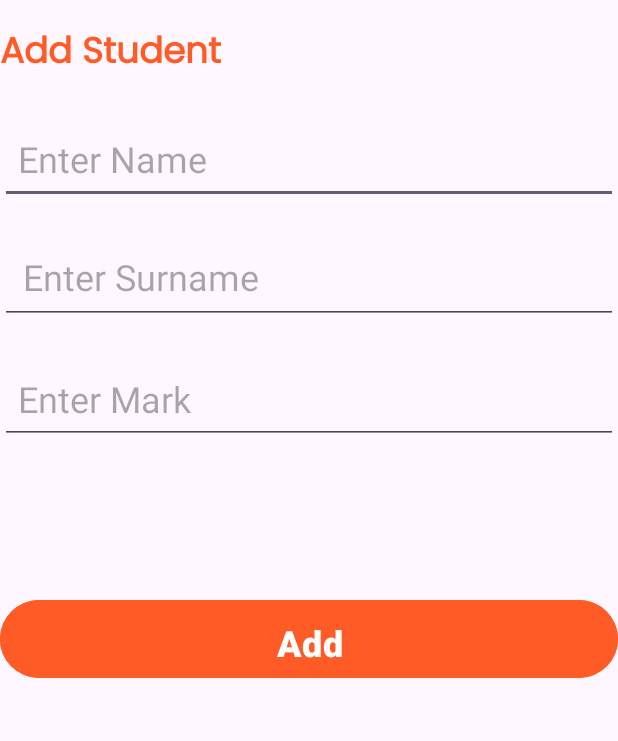
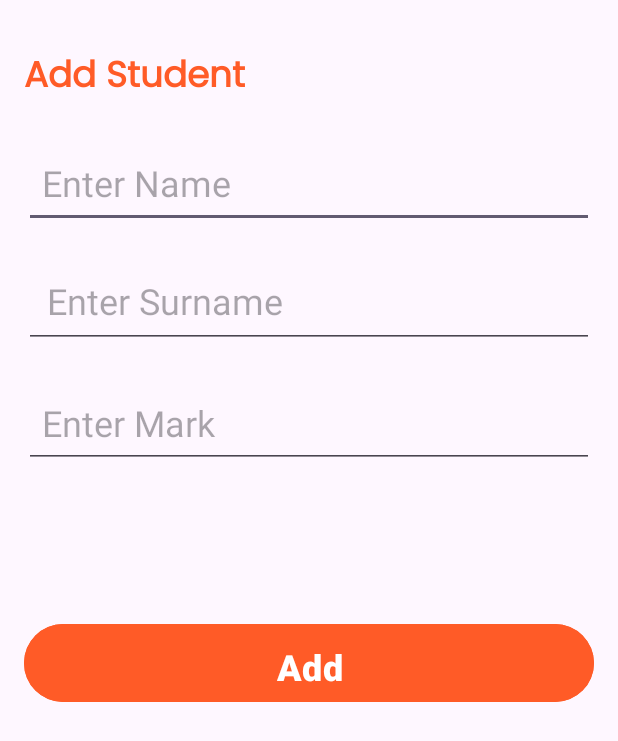
Before and after one commit to MezniYassine/GestionDesEtudiants, an Android app: the AddStudentActivity screen opened directly, with no data from a screen before it, on a phone screen of 412 x 824 dp. Shown: the top 741 px of the screen. Run offline under Robolectric (Android 15) with nearby library versions, the phone set to English and light mode, and no system bars.

```diff
--- a/app/src/main/res/drawable/baseline_check_24.xml
+++ /dev/null
@@ -1,5 +0,0 @@
-<vector xmlns:android="http://schemas.android.com/apk/res/android" android:height="24dp" android:tint="@color/grape" android:viewportHeight="24" android:viewportWidth="24" android:width="24dp">
-
-    <path android:fillColor="@android:color/white" android:pathData="M9,16.17L4.83,12l-1.42,1.41L9,19 21,7l-1.41,-1.41z"/>
-
-</vector>
--- a/app/src/main/res/layout/activity_add_student.xml
+++ b/app/src/main/res/layout/activity_add_student.xml
@@ -6,6 +6,7 @@
     android:layout_width="match_parent"
     android:layout_height="match_parent"
     android:padding="16dp"
+    android:layout_margin="16dp"
     tools:context=".AddStudentActivity">
 
     <TextView
@@ -16,7 +17,7 @@
         android:layout_marginTop="16dp"
         android:fontFamily="@font/poppins"
         android:text="Add Student"
-        android:textColor="@color/grape"
+        android:textColor="@color/orange"
         android:textSize="24sp"
         android:textStyle="bold" />
 
@@ -27,7 +28,7 @@
         android:padding="12dp"
         android:layout_below="@id/addStudent"
         android:hint="Enter Name"
-        android:textColor="@color/grape"
+        android:textColor="@color/orange"
         android:textSize="24sp"
         android:layout_marginTop="20dp"
         />
@@ -38,7 +39,7 @@
         android:padding="15dp"
         android:layout_below="@id/addStudentName"
         android:hint="Enter Surname"
-        android:textColor="@color/grape"
+        android:textColor="@color/orange"
         android:textSize="24sp"
         android:layout_marginTop="20dp"
         />
@@ -49,7 +50,7 @@
         android:padding="12dp"
         android:layout_below="@id/addStudentSurname"
         android:hint="Enter Mark"
-        android:textColor="@color/grape"
+        android:textColor="@color/orange"
         android:textSize="24sp"
         android:layout_marginTop="20dp"
         />
@@ -59,7 +60,7 @@
         android:layout_width="match_parent"
         android:layout_height="60dp"
         android:layout_below="@id/addStudentMark"
-        android:backgroundTint="@color/grape"
+        android:backgroundTint="@color/orange"
         android:padding="12dp"
         android:text="Add"
         android:textSize="24sp"
--- a/app/src/main/res/layout/student_item.xml
+++ b/app/src/main/res/layout/student_item.xml
@@ -1,7 +1,7 @@
 <?xml version="1.0" encoding="utf-8"?>
 <androidx.cardview.widget.CardView xmlns:android="http://schemas.android.com/apk/res/android"
     android:layout_width="match_parent"
-    android:layout_height="match_parent"
+    android:layout_height="wrap_content"
     xmlns:app="http://schemas.android.com/apk/res-auto"
     app:cardCornerRadius="8dp"
     app:cardElevation="4dp"
@@ -25,7 +25,7 @@
                 android:layout_height="wrap_content"
                 android:fontFamily="@font/poppins"
                 android:text="StudentName"
-                android:textColor="@color/grape"
+                android:textColor="@color/orange"
                 android:textSize="24sp"
                 android:textStyle="bold" />
         </RelativeLayout>
--- a/app/src/main/res/values/colors.xml
+++ b/app/src/main/res/values/colors.xml
@@ -2,5 +2,5 @@
 <resources>
     <color name="black">#FF000000</color>
     <color name="white">#FFFFFFFF</color>
-    <color name="grape">#FF5B27</color>
+    <color name="orange">#FF5B27</color>
 </resources>
```
Also changed, not shown: app/src/main/res/layout/activity_main.xml (+5 -4 lines).
